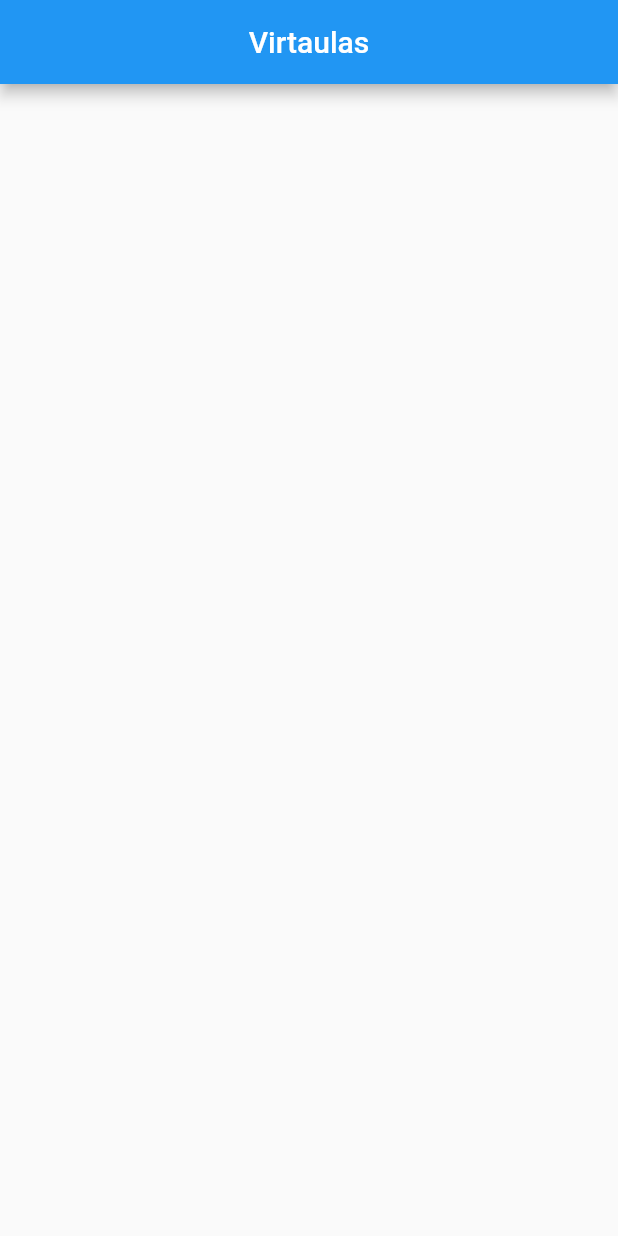
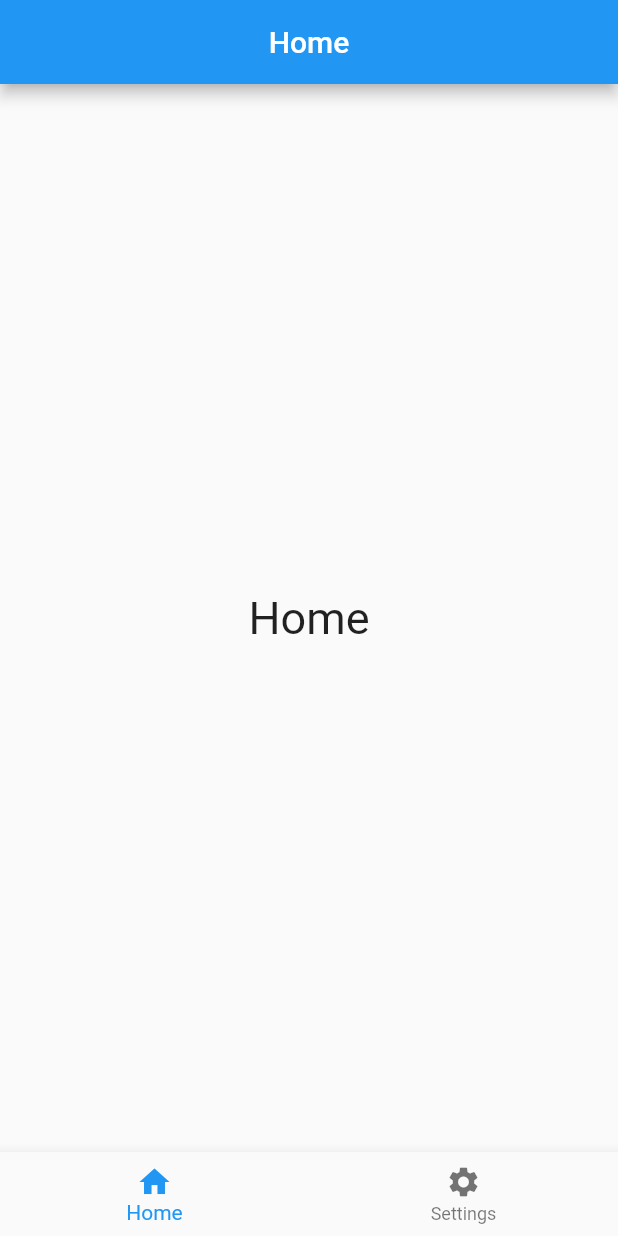
Before and after one commit to ohsofoxy273/virtaulas, a Flutter app: the screen it shows after launch, on a phone screen of 412 x 824 dp. Run offline on Flutter 3.47's test engine with Material 2 defaults, Android fonts, the light colour scheme and no system bars.

Commit message:
add_bottom_nav_bar

```diff
--- a/flutter_lang_learning/lib/main.dart
+++ b/flutter_lang_learning/lib/main.dart
@@ -1,7 +1,13 @@
 import 'package:flutter/material.dart';
+import 'package:provider/provider.dart';
 
 void main() {
-  runApp(MyApp());
+  runApp(
+    ChangeNotifierProvider(
+      create: (_) => BottomNavBarProvider(),
+      child: MyApp(),
+    ),
+  );
 }
 
 class MyApp extends StatelessWidget {
@@ -10,16 +16,26 @@
   @override
   Widget build(BuildContext context) {
     return MaterialApp(
-      home: Scaffold(
-        body: SafeArea(
-          child: Column(
-            children: [
-              AppBar(
-                title: Text('Virtaulas'), // Here is the app name "Virtaulas"
-                centerTitle: true,
+      home: Consumer<BottomNavBarProvider>(
+        builder: (_, provider, __) => Scaffold(
+          appBar: AppBar(
+            title: Text(provider.title),
+            centerTitle: true,
+          ),
+          body: provider.pages[provider.currentIndex],
+          bottomNavigationBar: BottomNavigationBar(
+            currentIndex: provider.currentIndex,
+            onTap: (index) {
+              provider.currentIndex = index;
+            },
+            items: [
+              BottomNavigationBarItem(
+                icon: Icon(Icons.home),
+                label: 'Home',
               ),
-              Expanded(
-                child: Container(), // Placeholder widget
+              BottomNavigationBarItem(
+                icon: Icon(Icons.settings),
+                label: 'Settings',
               ),
             ],
           ),
@@ -28,3 +44,47 @@
     );
   }
 }
+
+class BottomNavBarProvider with ChangeNotifier {
+  int _currentIndex = 0;
+
+  final List<Widget> _pages = [
+    HomePage(),
+    SettingsPage(),
+  ];
+
+  List<Widget> get pages => _pages;
+
+  int get currentIndex => _currentIndex;
+
+  set currentIndex(int index) {
+    _currentIndex = index;
+    notifyListeners();
+  }
+
+  String get title => _currentIndex == 0 ? 'Home' : 'Settings';
+}
+
+class HomePage extends StatelessWidget {
+  @override
+  Widget build(BuildContext context) {
+    return Center(
+      child: Text(
+        'Home',
+        style: TextStyle(fontSize: 30),
+      ),
+    );
+  }
+}
+
+class SettingsPage extends StatelessWidget {
+  @override
+  Widget build(BuildContext context) {
+    return Center(
+      child: Text(
+        'Settings',
+        style: TextStyle(fontSize: 30),
+      ),
+    );
+  }
+}
```
Also changed, not shown: 2 other files.
